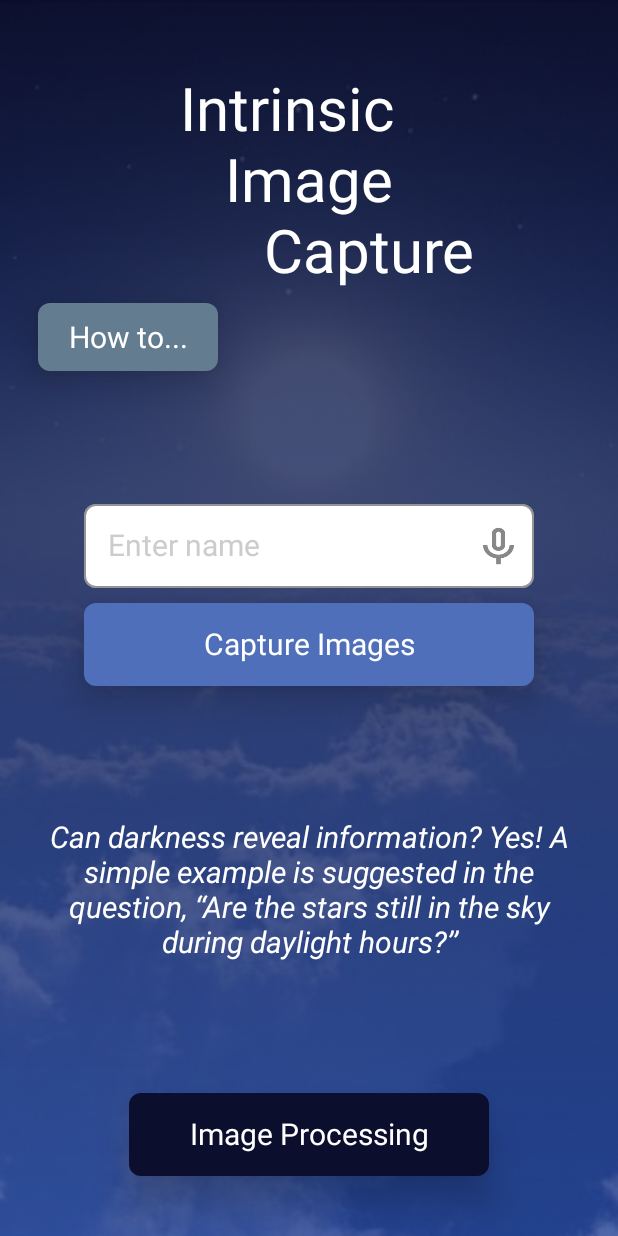
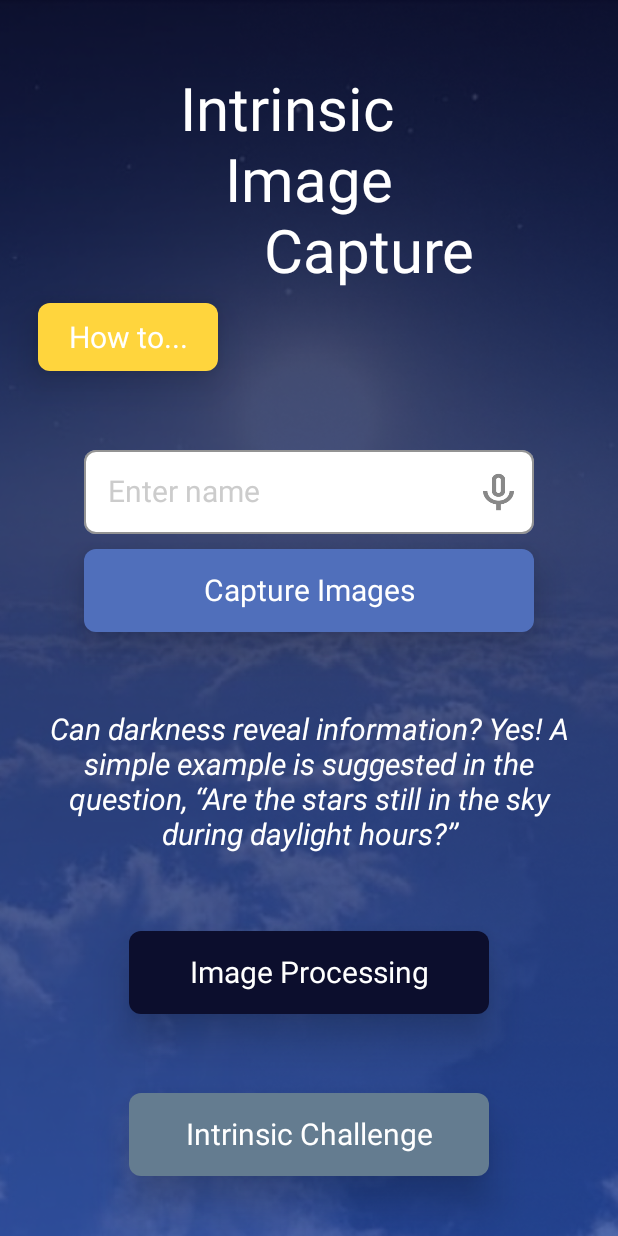
Before and after one commit to NikolaGocic/IntrinsicImageCapture, an Android app built with Jetpack Compose: the screen it shows after launch (MainActivity), after a tap on "Image Processing", on a phone screen of 412 x 824 dp. Run offline under Robolectric (Android 15) with nearby library versions, the phone set to English and light mode, and no system bars.

Commit message:
Added Intrinsic Image Challenge

```diff
--- a/app/src/main/java/com/studiog/intrinsicimagecapture/MainActivity.kt
+++ b/app/src/main/java/com/studiog/intrinsicimagecapture/MainActivity.kt
@@ -207,6 +207,15 @@ class MainActivity : ComponentActivity() {
 
     }
 
+    fun goToIntrinsicChallangeSubmitions() {
+//        val intent = Intent(this, ImageProcessingActivity::class.java)
+//        startActivity(intent)
+
+        val myIntent: Intent =  Intent(Intent.ACTION_VIEW, Uri.parse("https://docs.google.com/forms/d/e/1FAIpQLSf5hFeKHlg7tphUjhKVnNs_8BIiyG4PkID3GbFIs-pvmU0sgA/viewform"));
+        startActivity(myIntent);
+
+    }
+
     fun goToTutorial() {
         val intent = Intent(this, TutorialActivity::class.java)
         startActivity(intent)
--- a/app/src/main/java/com/studiog/intrinsicimagecapture/ui/MainScreen.kt
+++ b/app/src/main/java/com/studiog/intrinsicimagecapture/ui/MainScreen.kt
@@ -21,10 +21,7 @@ import androidx.compose.ui.unit.dp
 import androidx.compose.ui.window.Dialog
 import com.studiog.intrinsicimagecapture.MainActivity
 import com.studiog.intrinsicimagecapture.R
-import com.studiog.intrinsicimagecapture.ui.theme.BackgroundDark
-import com.studiog.intrinsicimagecapture.ui.theme.BackgroundLight
-import com.studiog.intrinsicimagecapture.ui.theme.Grey
-import com.studiog.intrinsicimagecapture.ui.theme.LightBlue
+import com.studiog.intrinsicimagecapture.ui.theme.*
 
 @OptIn(ExperimentalUnitApi::class)
 @Composable
@@ -79,7 +76,7 @@ fun MainScreen(mainActivity: MainActivity, goToTutorial: (()->Unit)){
                         disabledElevation = 0.dp
                     ),
                     shape = RoundedCornerShape(8.dp),
-                    colors = ButtonDefaults.buttonColors(backgroundColor = Grey )
+                    colors = ButtonDefaults.buttonColors(backgroundColor = Yellow )
                 ) {
                     Text(
                         text = "How to...",
@@ -179,6 +176,24 @@ fun MainScreen(mainActivity: MainActivity, goToTutorial: (()->Unit)){
             )
         }
 
+        Button(modifier= Modifier
+            .height(55.dp)
+            .width(240.dp),
+            onClick = { mainActivity.goToIntrinsicChallangeSubmitions() },
+            elevation = ButtonDefaults.elevation(
+                defaultElevation = 15.dp,
+                pressedElevation = 0.dp,
+                disabledElevation = 0.dp
+            ),
+            shape = RoundedCornerShape(8.dp),
+            colors = ButtonDefaults.buttonColors(backgroundColor = Grey )) {
+            Text(
+                style = TextStyle(color = Color.White),
+                fontSize = TextUnit(20F, TextUnitType.Sp),
+                text= "Intrinsic Challenge"
+            )
+        }
+
     }
 
     if(mainActivity.showDialog)
--- a/app/src/main/java/com/studiog/intrinsicimagecapture/ui/theme/Color.kt
+++ b/app/src/main/java/com/studiog/intrinsicimagecapture/ui/theme/Color.kt
@@ -11,3 +11,4 @@ val BackgroundDark = Color(0xFF0C0E2D)
 val BackgroundLight = Color(0xFF22459D)
 val Grey = Color(0xFF647C90)
 val LightBlue = Color(0xFF506FBB)
+val Yellow = Color(0xFFFFD53D)
```
Also changed, not shown: app/src/main/res/drawable/gallery_1.png, app/src/main/res/drawable/gallery_2.png, app/src/main/res/drawable/gallery_3.png, app/src/main/res/drawable/gallery_4.png, app/src/main/res/drawable/gallery_5.png, app/src/main/res/drawable/gallery_6.png.
